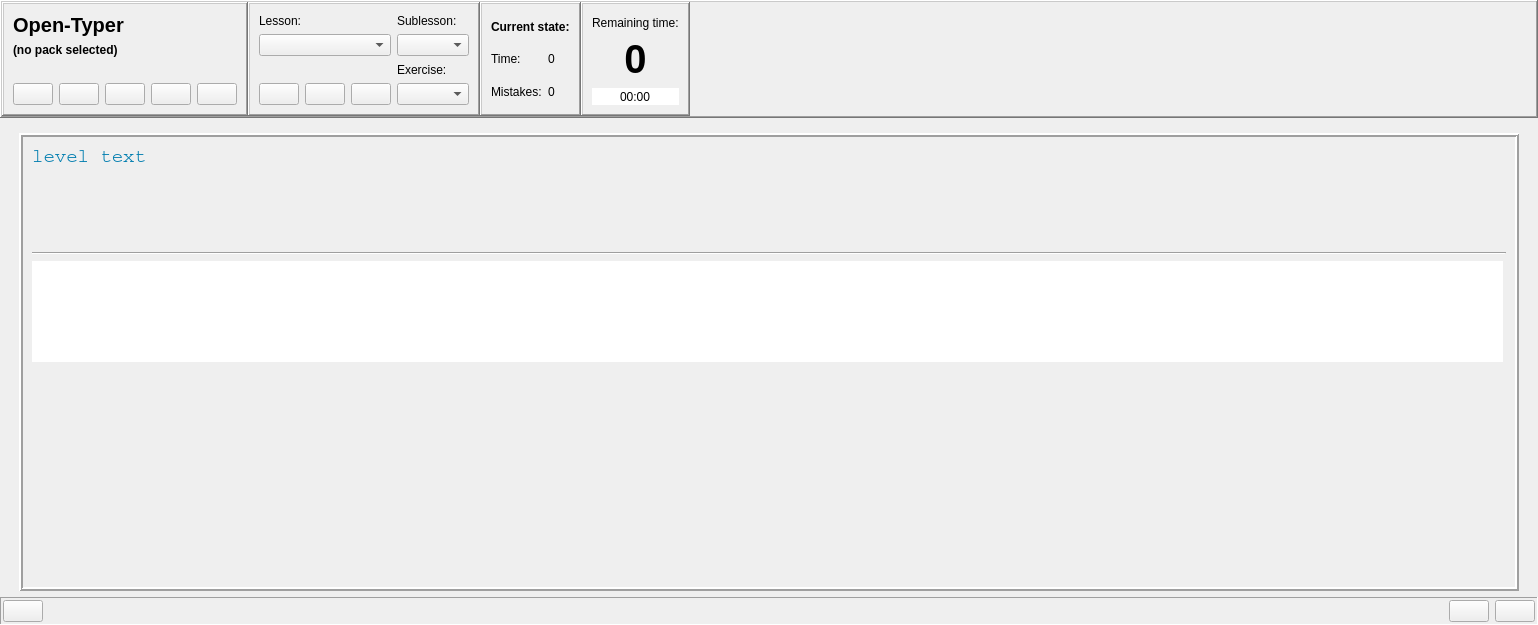
Old version of the form ui/opentyper.ui in the repository Open-Typer/Open-Typer.
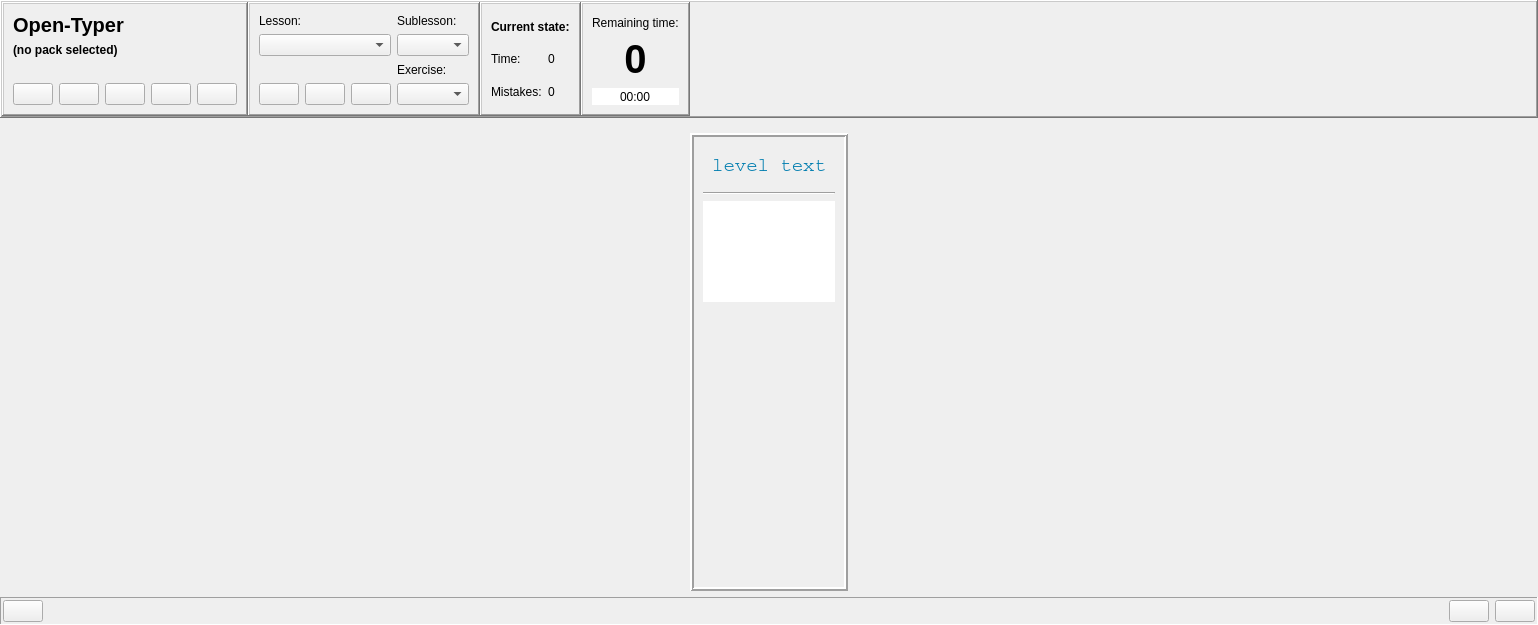
New version of the form. Icons and pictures are not drawn. Custom widgets are drawn as their Qt base class.

Commit message: ui: opentyper: Properly implement paper layout

Patch:
```diff
--- a/ui/opentyper.ui
+++ b/ui/opentyper.ui
@@ -939,12 +939,6 @@
            <verstretch>0</verstretch>
           </sizepolicy>
          </property>
-         <property name="minimumSize">
-          <size>
-           <width>1500</width>
-           <height>0</height>
-          </size>
-         </property>
          <property name="acceptDrops">
           <bool>false</bool>
          </property>
@@ -970,17 +964,11 @@
           <item row="1" column="0">
            <widget class="QFrame" name="levelSpace">
             <property name="sizePolicy">
-             <sizepolicy hsizetype="Expanding" vsizetype="Fixed">
+             <sizepolicy hsizetype="Fixed" vsizetype="Fixed">
               <horstretch>0</horstretch>
               <verstretch>0</verstretch>
              </sizepolicy>
             </property>
-            <property name="minimumSize">
-             <size>
-              <width>0</width>
-              <height>100</height>
-             </size>
-            </property>
             <property name="cursor">
              <cursorShape>IBeamCursor</cursorShape>
             </property>
@@ -990,17 +978,11 @@
             <property name="frameShadow">
              <enum>QFrame::Plain</enum>
             </property>
+            <layout class="QHBoxLayout" name="horizontalLayout_11">
+             <item>
             <widget class="QLabel" name="levelLabel">
-             <property name="geometry">
-              <rect>
-               <x>0</x>
-               <y>0</y>
-               <width>1481</width>
-               <height>101</height>
-              </rect>
-             </property>
              <property name="sizePolicy">
-              <sizepolicy hsizetype="Expanding" vsizetype="Fixed">
+                <sizepolicy hsizetype="Fixed" vsizetype="Fixed">
                <horstretch>0</horstretch>
                <verstretch>0</verstretch>
               </sizepolicy>
@@ -1033,6 +1015,8 @@
               <set>Qt::NoTextInteraction</set>
              </property>
             </widget>
+             </item>
+            </layout>
            </widget>
           </item>
           <item row="3" column="0">
```
Lines whose indentation alone changed are shown as unchanged.
